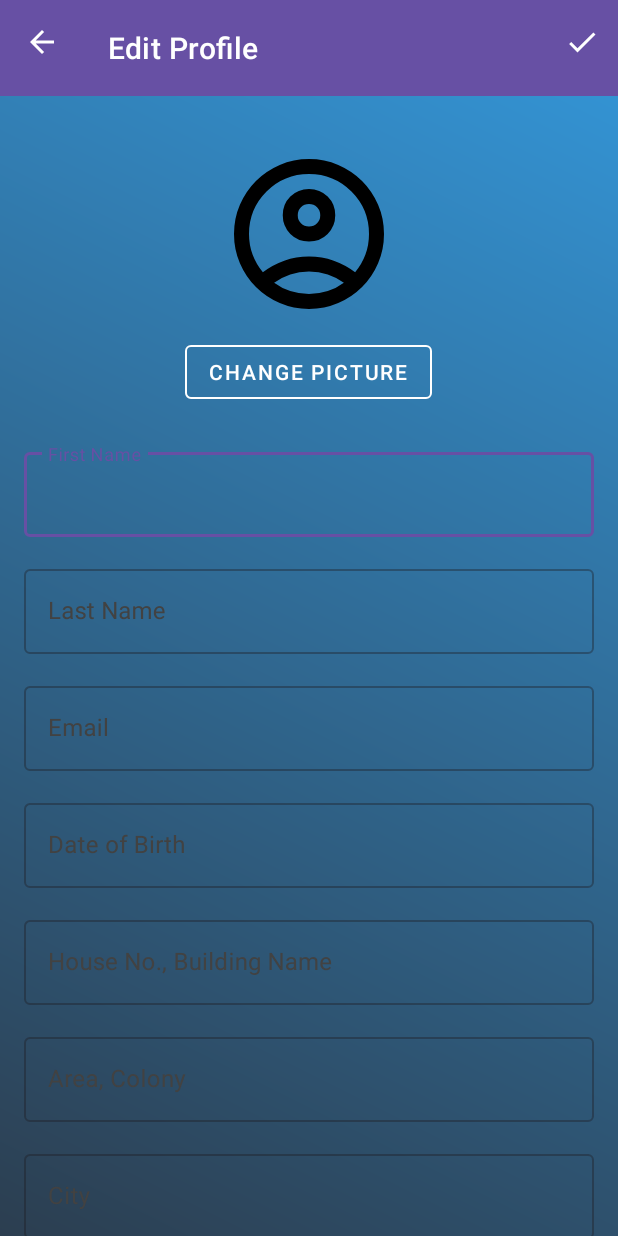
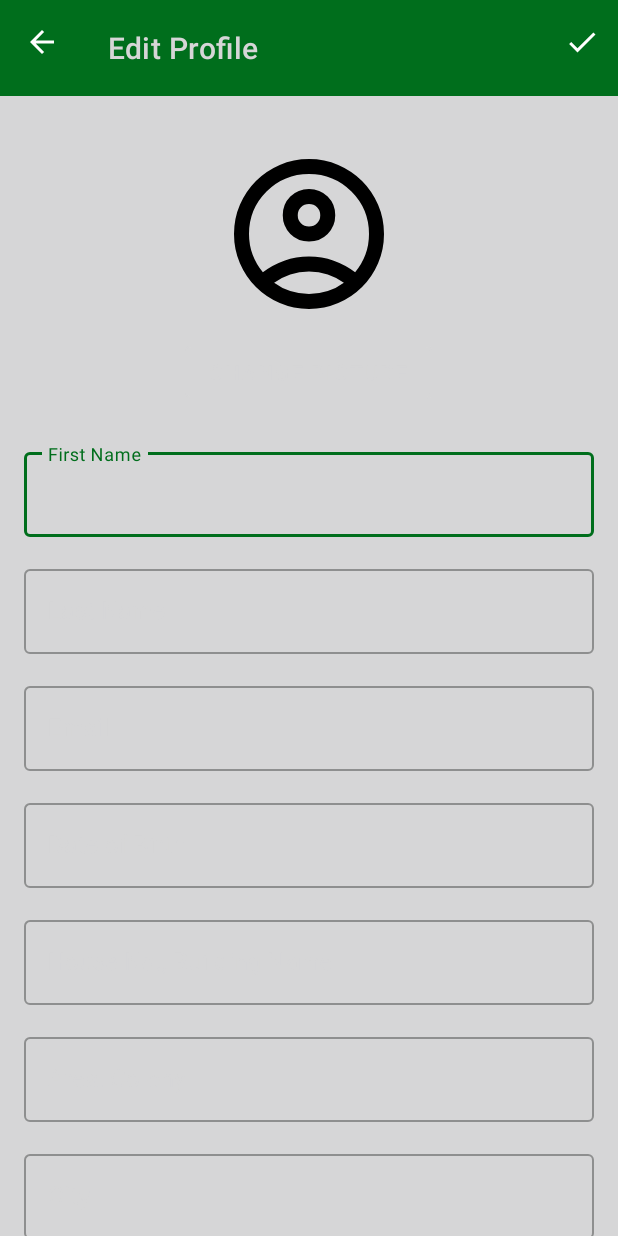
Before and after one commit to shivhiremath2303/CarbonTracer, an Android app: the EditProfileActivity screen opened directly, with no data from a screen before it, on a phone screen of 412 x 824 dp. Run offline under Robolectric (Android 15) with nearby library versions, the phone set to English and light mode, and no system bars; our stand-ins replace CircleImageView, Firebase (no records; nobody signed in at launch, a user with empty details on screens opened directly); libraries missing offline, so code that uses them is left out: com.yalantis.ucrop; pictures from the network do not load.

Commit message:
new files harish

```diff
--- a/app/src/main/res/values/colors.xml
+++ b/app/src/main/res/values/colors.xml
@@ -1,19 +1,65 @@
 <?xml version="1.0" encoding="utf-8"?>
 <resources>
-    <color name="white">#FFFFFFFF</color>
-    <color name="black">#FF000000</color>
-    <color name="almost_black">#121212</color>
-    <color name="dark_gray">#2c2c2c</color>
-    <color name="gray">#424242</color>
-    <color name="ios_blue">#007AFF</color>
-    <color name="ios_green">#34C759</color>
-    <color name="ios_red">#FF3B30</color>
+    <color name="seed">#006400</color>
+    <color name="md_theme_light_primary">#006E1C</color>
+    <color name="md_theme_light_onPrimary">#FFFFFF</color>
+    <color name="md_theme_light_primaryContainer">#7CFF7A</color>
+    <color name="md_theme_light_onPrimaryContainer">#002204</color>
+    <color name="md_theme_light_secondary">#52634F</color>
+    <color name="md_theme_light_onSecondary">#FFFFFF</color>
+    <color name="md_theme_light_secondaryContainer">#D5E8CF</color>
+    <color name="md_theme_light_onSecondaryContainer">#101F10</color>
+    <color name="md_theme_light_tertiary">#38656A</color>
+    <color name="md_theme_light_onTertiary">#FFFFFF</color>
+    <color name="md_theme_light_tertiaryContainer">#BCEBF0</color>
+    <color name="md_theme_light_onTertiaryContainer">#002022</color>
+    <color name="md_theme_light_error">#BA1A1A</color>
+    <color name="md_theme_light_onError">#FFFFFF</color>
+    <color name="md_theme_light_errorContainer">#FFDAD6</color>
+    <color name="md_theme_light_onErrorContainer">#410002</color>
+    <color name="md_theme_light_background">#FCFDF7</color>
+    <color name="md_theme_light_onBackground">#1A1C19</color>
+    <color name="md_theme_light_surface">#FCFDF7</color>
+    <color name="md_theme_light_onSurface">#1A1C19</color>
+    <color name="md_theme_light_surfaceVariant">#DEE5D9</color>
+    <color name="md_theme_light_onSurfaceVariant">#424940</color>
+    <color name="md_theme_light_outline">#72796F</color>
+    <color name="md_theme_light_inverseOnSurface">#F0F1EB</color>
+    <color name="md_theme_light_inverseSurface">#2F312D</color>
+    <color name="md_theme_light_inversePrimary">#5DDE5C</color>
+    <color name="md_theme_light_shadow">#000000</color>
+    <color name="md_theme_light_surfaceTint">#006E1C</color>
+    <color name="md_theme_light_outlineVariant">#C2C9BE</color>
+    <color name="md_theme_light_scrim">#000000</color>
 
-    <color name="gradient_start_color">#2c3e50</color>
-    <color name="gradient_end_color">#3498db</color>
-
-    <color name="button_gradient_start_dark">#007AFF</color>
-    <color name="button_gradient_end_dark">#0040DD</color>
-
-    <color name="divider_color">#BDBDBD</color>
+    <color name="md_theme_dark_primary">#5DDE5C</color>
+    <color name="md_theme_dark_onPrimary">#003A09</color>
+    <color name="md_theme_dark_primaryContainer">#005312</color>
+    <color name="md_theme_dark_onPrimaryContainer">#7CFF7A</color>
+    <color name="md_theme_dark_secondary">#B9CCB4</color>
+    <color name="md_theme_dark_onSecondary">#253424</color>
+    <color name="md_theme_dark_secondaryContainer">#3B4B39</color>
+    <color name="md_theme_dark_onSecondaryContainer">#D5E8CF</color>
+    <color name="md_theme_dark_tertiary">#A0CFD4</color>
+    <color name="md_theme_dark_onTertiary">#00363B</color>
+    <color name="md_theme_dark_tertiaryContainer">#1E4D51</color>
+    <color name="md_theme_dark_onTertiaryContainer">#BCEBF0</color>
+    <color name="md_theme_dark_error">#FFB4AB</color>
+    <color name="md_theme_dark_onError">#690005</color>
+    <color name="md_theme_dark_errorContainer">#93000A</color>
+    <color name="md_theme_dark_onErrorContainer">#FFDAD6</color>
+    <color name="md_theme_dark_background">#1A1C19</color>
+    <color name="md_theme_dark_onBackground">#E2E3DD</color>
+    <color name="md_theme_dark_surface">#1A1C19</color>
+    <color name="md_theme_dark_onSurface">#E2E3DD</color>
+    <color name="md_theme_dark_surfaceVariant">#424940</color>
+    <color name="md_theme_dark_onSurfaceVariant">#C2C9BE</color>
+    <color name="md_theme_dark_outline">#8C9388</color>
+    <color name="md_theme_dark_inverseOnSurface">#1A1C19</color>
+    <color name="md_theme_dark_inverseSurface">#E2E3DD</color>
+    <color name="md_theme_dark_inversePrimary">#006E1C</color>
+    <color name="md_theme_dark_shadow">#000000</color>
+    <color name="md_theme_dark_surfaceTint">#5DDE5C</color>
+    <color name="md_theme_dark_outlineVariant">#424940</color>
+    <color name="md_theme_dark_scrim">#000000</color>
 </resources>
--- a/app/src/main/res/values/themes.xml
+++ b/app/src/main/res/values/themes.xml
@@ -2,7 +2,33 @@
     <!-- Base application theme. -->
     <style name="Base.Theme.CarbonTracer" parent="Theme.Material3.DayNight.NoActionBar">
         <!-- Customize your light theme here. -->
-        <!-- <item name="colorPrimary">@color/my_light_primary</item> -->
+        <item name="colorPrimary">@color/md_theme_light_primary</item>
+        <item name="colorOnPrimary">@color/md_theme_light_onPrimary</item>
+        <item name="colorPrimaryContainer">@color/md_theme_light_primaryContainer</item>
+        <item name="colorOnPrimaryContainer">@color/md_theme_light_onPrimaryContainer</item>
+        <item name="colorSecondary">@color/md_theme_light_secondary</item>
+        <item name="colorOnSecondary">@color/md_theme_light_onSecondary</item>
+        <item name="colorSecondaryContainer">@color/md_theme_light_secondaryContainer</item>
+        <item name="colorOnSecondaryContainer">@color/md_theme_light_onSecondaryContainer</item>
+        <item name="colorTertiary">@color/md_theme_light_tertiary</item>
+        <item name="colorOnTertiary">@color/md_theme_light_onTertiary</item>
+        <item name="colorTertiaryContainer">@color/md_theme_light_tertiaryContainer</item>
+        <item name="colorOnTertiaryContainer">@color/md_theme_light_onTertiaryContainer</item>
+        <item name="colorError">@color/md_theme_light_error</item>
+        <item name="colorOnError">@color/md_theme_light_onError</item>
+        <item name="colorErrorContainer">@color/md_theme_light_errorContainer</item>
+        <item name="colorOnErrorContainer">@color/md_theme_light_onErrorContainer</item>
+        <item name="android:colorBackground">@color/md_theme_light_background</item>
+        <item name="colorOnBackground">@color/md_theme_light_onBackground</item>
+        <item name="colorSurface">@color/md_theme_light_surface</item>
+        <item name="colorOnSurface">@color/md_theme_light_onSurface</item>
+        <item name="colorSurfaceVariant">@color/md_theme_light_surfaceVariant</item>
+        <item name="colorOnSurfaceVariant">@color/md_theme_light_onSurfaceVariant</item>
+        <item name="colorOutline">@color/md_theme_light_outline</item>
+        <item name="colorInverseOnSurface">@color/md_theme_light_inverseOnSurface</item>
+        <item name="colorInverseSurface">@color/md_theme_light_inverseSurface</item>
+        <item name="colorInversePrimary">@color/md_theme_light_inversePrimary</item>
+        <item name="colorSurfaceTint">@color/md_theme_light_surfaceTint</item>
     </style>
 
     <style name="Theme.CarbonTracer" parent="Base.Theme.CarbonTracer" />
```
